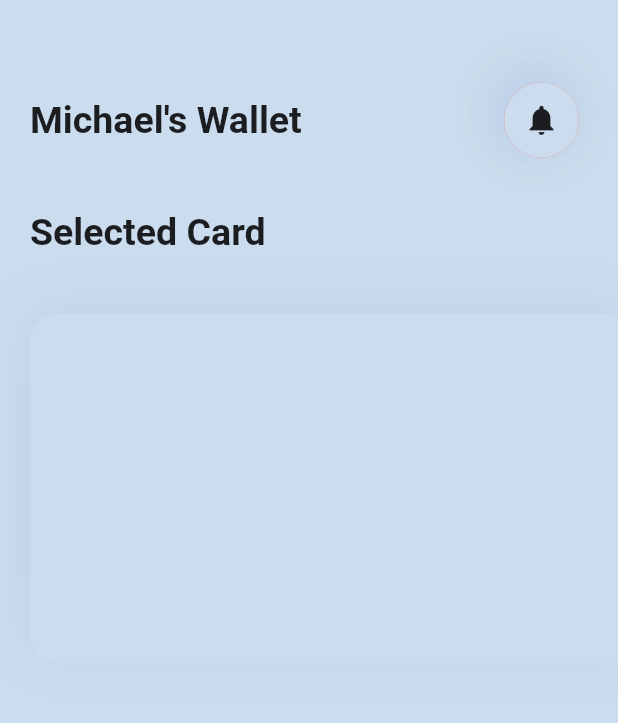
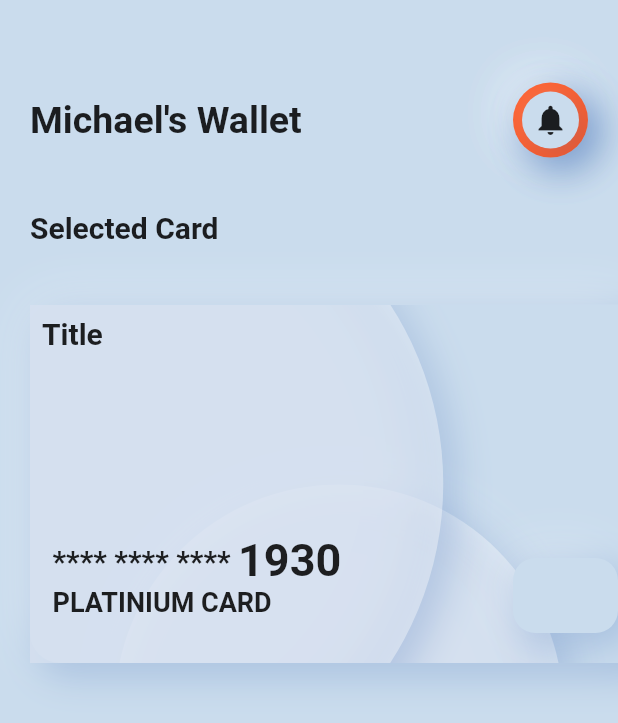
Before and after one commit to mickyCyb/FlutterApps, a Flutter app: the screen it shows after launch, on a phone screen of 412 x 824 dp. Shown: the top 723 px of the screen. Run offline on Flutter 3.47's test engine with Material 2 defaults, Android fonts, the phone set to English and light mode, and no system bars.

Commit message:
card section completed

```diff
--- a/wallet_app/lib/data.dart
+++ b/wallet_app/lib/data.dart
@@ -11,8 +11,8 @@ List<BoxShadow> customShadow = [
   ),
   BoxShadow(
     color: Colors.blue[900]!.withOpacity(0.2),
-    spreadRadius: -5,
-    offset: Offset(-5,-5),
-    blurRadius: 30
+    spreadRadius: 2,
+    offset: Offset(7,7),
+    blurRadius: 20
   ),
 ];
--- /dev/null
+++ b/wallet_app/lib/widgets/card_details.dart
@@ -0,0 +1,83 @@
+import 'package:flutter/material.dart';
+import 'package:wallet_app/data.dart';
+
+class CardDetails extends StatelessWidget {
+  const CardDetails({ Key? key }) : super(key: key);
+
+  @override
+  Widget build(BuildContext context) {
+    return Stack(
+      children: [
+        Align(
+          alignment: Alignment.topLeft,
+          child: Container(
+            width: 250,
+            child: Padding(
+              padding: const EdgeInsets.only(top:8.0,left:8.0),
+              child: Text(
+                'Title',
+                style: TextStyle(
+                  fontSize: 20,
+                  fontWeight: FontWeight.bold
+                ),
+              ),
+            )
+          ),
+        ),
+        Align(
+          alignment: Alignment.bottomRight,
+          child: Padding(
+            padding: EdgeInsets.all(20.0),
+            child: Container(
+              height: 50,
+              width:70,
+              decoration: BoxDecoration(
+                color: primaryColor,
+                boxShadow: customShadow,
+                borderRadius: BorderRadius.circular(15)
+              ),
+            ),
+          ),
+        ),
+        Align(
+          alignment: Alignment.bottomLeft,
+          child: Padding(
+            padding: const EdgeInsets.only(left:15.0,bottom:30.0),
+            child: Column(
+              mainAxisAlignment: MainAxisAlignment.end,
+              crossAxisAlignment: CrossAxisAlignment.start,
+              children: [
+                Row(
+                  children: [
+                    Text(
+                      '**** **** **** ',
+                      style: TextStyle(
+                        fontWeight: FontWeight.bold,
+                        fontSize: 20,
+                      ),
+                    ),
+                    Text(
+                      '1930',
+                      style: TextStyle(
+                        fontWeight: FontWeight.bold,
+                        fontSize: 30,
+                      ),
+                    ),
+                  ],
+                ),
+                Text(
+                  'PLATINIUM CARD',
+                  style: TextStyle(
+                    fontSize: 18,
+                    fontWeight: FontWeight.bold,
+                  ),
+                ),
+              ],
+            ),
+          ),
+        ),
+      ],
+
+    );
+  }
+}
--- a/wallet_app/lib/widgets/card_section.dart
+++ b/wallet_app/lib/widgets/card_section.dart
@@ -1,5 +1,6 @@
 import 'package:flutter/material.dart';
 import 'package:wallet_app/data.dart';
+import 'package:wallet_app/widgets/card_details.dart';
 
 class CardSection extends StatelessWidget {
   const CardSection({ Key? key }) : super(key: key);
@@ -15,7 +16,7 @@ class CardSection extends StatelessWidget {
             'Selected Card',
             style: TextStyle(
               fontWeight: FontWeight.bold,
-              fontSize: 25,
+              fontSize: 20,
             ),
           ),
         ),
@@ -32,6 +33,34 @@ class CardSection extends StatelessWidget {
                   borderRadius: BorderRadius.circular(20),
                   boxShadow: customShadow,
                 ),
+                child: Stack(
+                  children: [
+                    Positioned.fill(
+                      top: 120,
+                      bottom: -180,
+                      child: Container(
+                        decoration: BoxDecoration(
+                          color: Colors.white38,
+                          shape: BoxShape.circle,
+                          boxShadow: customShadow
+                        ),
+                      )
+                    ),
+                    Positioned.fill(
+                      left: -300,
+                      top: -100,
+                      bottom: -100,
+                      child: Container(
+                        decoration: BoxDecoration(
+                          color: Colors.white38,
+                          shape: BoxShape.circle,
+                          boxShadow: customShadow
+                        ),
+                      )
+                    ),
+                    CardDetails(),
+                  ],
+                ),
               );
             }
           ),
--- a/wallet_app/lib/widgets/wallet_header.dart
+++ b/wallet_app/lib/widgets/wallet_header.dart
@@ -21,7 +21,7 @@ class WalletHeader extends StatelessWidget {
           Container(
             height: 50,
             width: 50,
-            margin: EdgeInsets.all(6),
+
             decoration: BoxDecoration(
               color: primaryColor,
               shape: BoxShape.circle,
@@ -40,6 +40,7 @@ class WalletHeader extends StatelessWidget {
                 ),
                 Center(
                   child: Container(
+                    margin: EdgeInsets.all(6),
                     decoration: BoxDecoration(
                       color: primaryColor,
                       shape: BoxShape.circle,
```
Lines whose indentation alone changed are shown as unchanged.
